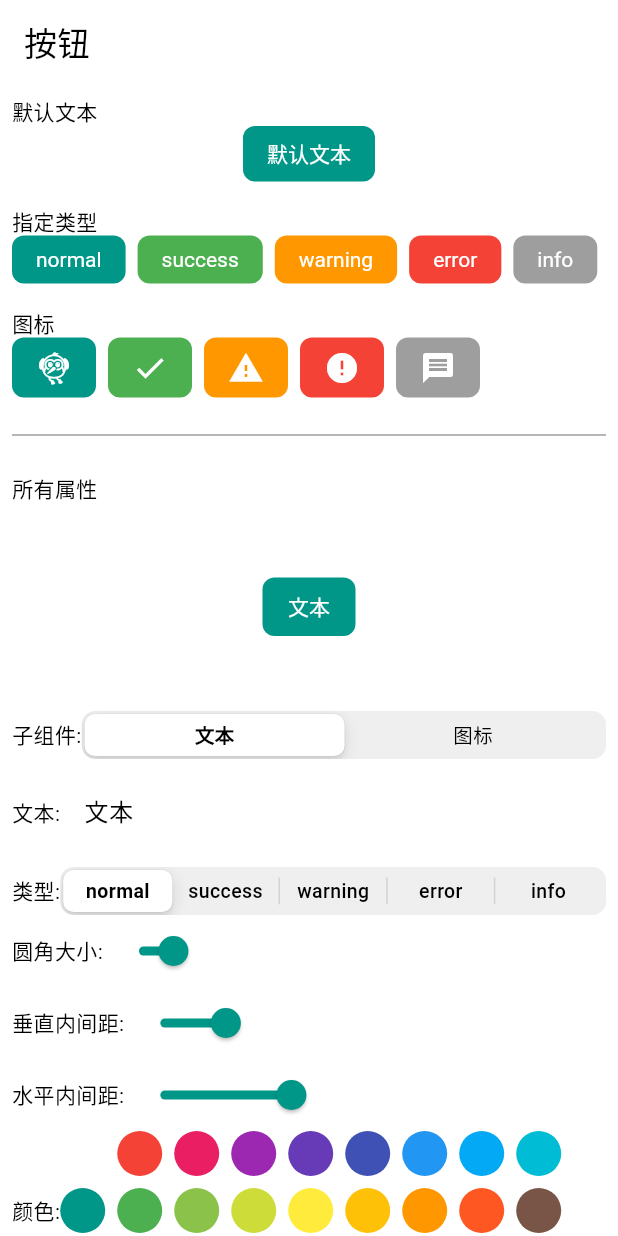
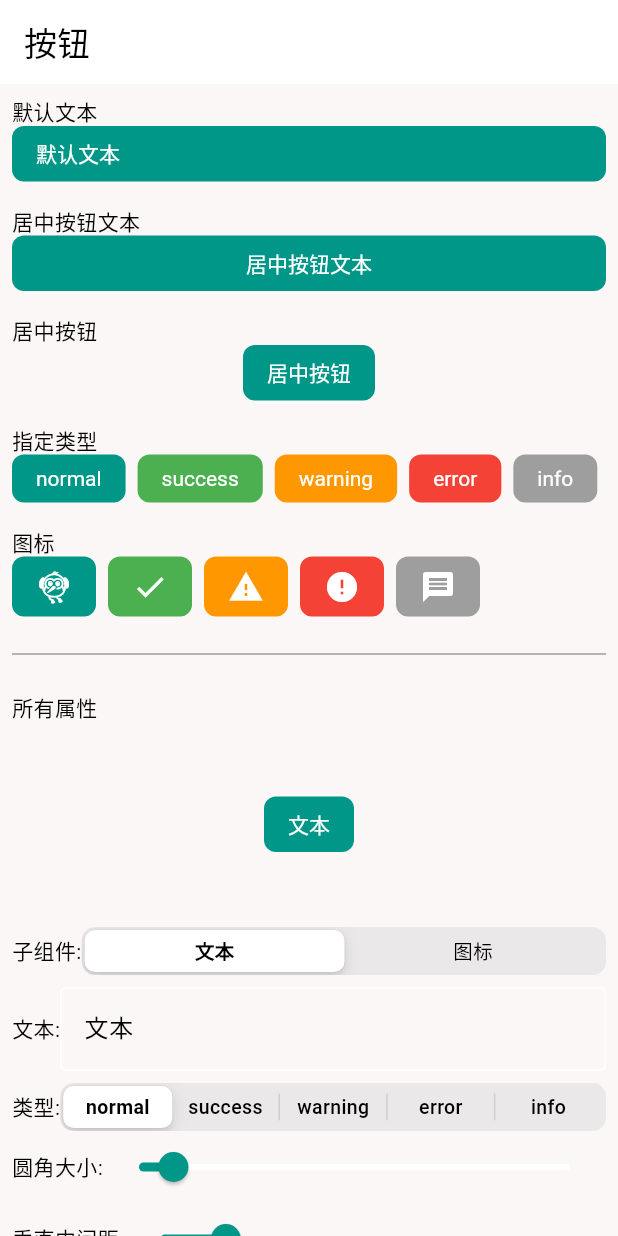
Before and after one commit to qinshah/custom_ui, a Flutter app: the ButtonPage screen opened directly, on a phone screen of 412 x 824 dp. Run offline on Flutter 3.47's test engine with Material 3 defaults, Android fonts, the phone set to English and light mode, and no system bars.

Commit message:
feat(button): 增强CButton组件功能与样式定制性
- 添加边框控制选项，支持启用/禁用边框显示
- 优化按钮点击交互，增加onPanCancel回调处理
- 更新按钮页面示例，展示多种按钮布局方式
- 改进自定义面板UI，增强颜色选择器和边框设置
- 修复按钮边框属性可空性，提升类型安全性
- 调整主页AppBar标题，改善用户体验
- 设置全局脚手架背景色，统一视觉风格

```diff
--- a/example/lib/app.dart
+++ b/example/lib/app.dart
@@ -15,6 +15,7 @@
       child: MaterialApp(
         home: const HomePage(),
         theme: ThemeData(
+          scaffoldBackgroundColor: Color.fromARGB(255, 251, 247, 247),
           primaryColor: primaryColor,
           colorScheme: ColorScheme.fromSwatch(primarySwatch: primaryColor),
         ),
--- a/example/lib/basic/button_page.dart
+++ b/example/lib/basic/button_page.dart
@@ -13,7 +13,13 @@
         padding: const EdgeInsets.all(8),
         children: [
           Text('默认文本'),
-          Center(child: CButton(child: Text('默认文本'))),
+          CButton(child: Text('默认文本')),
+          SizedBox(height: 16),
+          Text('居中按钮文本'),
+          CButton(child: Center(child: Text('居中按钮文本'))),
+          SizedBox(height: 16),
+          Text('居中按钮'),
+          Center(child: CButton(child: Text('居中按钮'))),
           SizedBox(height: 16),
           Text('指定类型'),
           Wrap(
@@ -82,8 +88,15 @@
   double _vPadding = 8;
   double _hPadding = 16;
   double _radius = 8;
+  bool _enableBorder = false;
   double _borderWidth = 1;
-  Color _borderColor = Colors.transparent;
+  Color _borderColor = Colors.red;
+
+  @override
+  void dispose() {
+    _textCntlr.dispose();
+    super.dispose();
+  }
 
   @override
   Widget build(BuildContext context) {
@@ -98,7 +111,9 @@
             color: _color,
             type: _type,
             borderRadius: BorderRadius.circular(_radius),
-            border: Border.all(width: _borderWidth, color: _borderColor),
+            border: _enableBorder
+                ? Border.all(width: _borderWidth, color: _borderColor)
+                : null,
             child: _iconChild
                 ? FlutterLogo(
                     size: _iconSize,
@@ -224,16 +239,18 @@
               child: Wrap(
                 spacing: 8,
                 runSpacing: 8,
-                children:
-                    [Colors.transparent, ...Colors.primaries, Colors.white].map((color) {
+                children: [Colors.white, ...Colors.primaries].map((color) {
                   final isSelected = _color == color;
                   return GestureDetector(
                     onTap: () => setState(() => _color = color),
                     child: Container(
                       width: 30,
                       height: 30,
-                      decoration:
-                          BoxDecoration(shape: BoxShape.circle, color: color),
+                      decoration: BoxDecoration(
+                        shape: BoxShape.circle,
+                        color: color,
+                        border: Border.all(),
+                      ),
                       child: isSelected ? Icon(Icons.check) : null,
                     ),
                   );
@@ -242,6 +259,24 @@
             )
           ],
         ),
+        SizedBox(height: 8),
+        Row(children: [
+          Text('边框:'),
+          Expanded(
+            child: CupertinoSlidingSegmentedControl(
+              children: {
+                false: Text('禁用'),
+                true: Text('启用'),
+              },
+              onValueChanged: (value) {
+                if (value == null) return;
+                setState(() => _enableBorder = value);
+              },
+              groupValue: _enableBorder,
+            ),
+          ),
+        ]),
+        if (_enableBorder) ...[
           Row(children: [
             Text('边框粗细'),
             Expanded(
@@ -249,7 +284,8 @@
                 min: 0,
                 max: 5,
                 value: _borderWidth,
-              onChanged: (double value) => setState(() => _borderWidth = value),
+                onChanged: (double value) =>
+                    setState(() => _borderWidth = value),
               ),
             )
           ]),
@@ -260,8 +296,7 @@
                 child: Wrap(
                   spacing: 8,
                   runSpacing: 8,
-                children:
-                    [Colors.transparent, ...Colors.primaries].map((color) {
+                  children: [Colors.white, ...Colors.primaries].map((color) {
                     final isSelected = _borderColor == color;
                     return GestureDetector(
                       onTap: () => setState(() {
@@ -271,8 +306,9 @@
                         width: 32,
                         height: 32,
                         decoration: BoxDecoration(
+                          shape: BoxShape.circle,
                           color: color,
-                        shape: BoxShape.circle,
+                          border: Border.all(),
                         ),
                         child: isSelected ? Icon(Icons.check) : null,
                       ),
@@ -282,6 +318,7 @@
               )
             ],
           ),
+        ]
       ],
     );
   }
--- a/example/lib/home/home_page.dart
+++ b/example/lib/home/home_page.dart
@@ -9,7 +9,7 @@
   @override
   Widget build(BuildContext context) {
     return Scaffold(
-      appBar: AppBar(),
+      appBar: AppBar(title: Text('Custom UI'),),
       body: ListView(
         padding: const EdgeInsets.all(8),
         children: [
--- a/lib/src/button.dart
+++ b/lib/src/button.dart
@@ -10,7 +10,7 @@
     this.color,
     this.padding = const EdgeInsets.symmetric(horizontal: 16, vertical: 8),
     this.borderRadius = const BorderRadius.all(Radius.circular(8)),
-    this.border = const Border(),
+    this.border,
     this.onTap,
     this.onTapDown,
     this.onTapUp,
@@ -33,7 +33,7 @@
 
   final BorderRadiusGeometry borderRadius;
 
-  final BoxBorder border;
+  final BoxBorder? border;
 
   final GestureTapCallback? onTap;
   final GestureTapDownCallback? onTapDown;
@@ -61,8 +61,9 @@
             ? Colors.black
             : Colors.white;
     return GestureDetector(
-      onPanDown: (details) => setState(() => _tapping = true),
-      onPanEnd: (details) => setState(() => _tapping = false),
+      onPanDown: (_) => setState(() => _tapping = true),
+      onPanEnd: (_) => setState(() => _tapping = false),
+      onPanCancel: () => setState(() => _tapping = false),
       behavior: HitTestBehavior.opaque,
       onTap: widget.onTap,
       onTapDown: widget.onTapDown,
```
Lines whose indentation alone changed are shown as unchanged.
